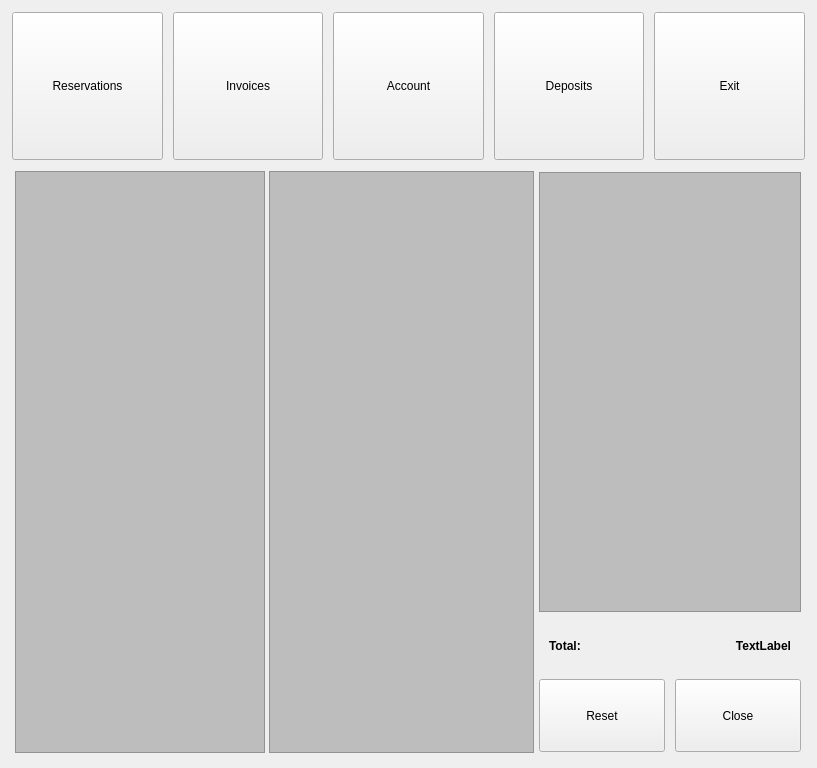
First picture: the form in penyamanager/user/memberdashboardwindow.ui, repository eguzki/penyamanager, before the edit.
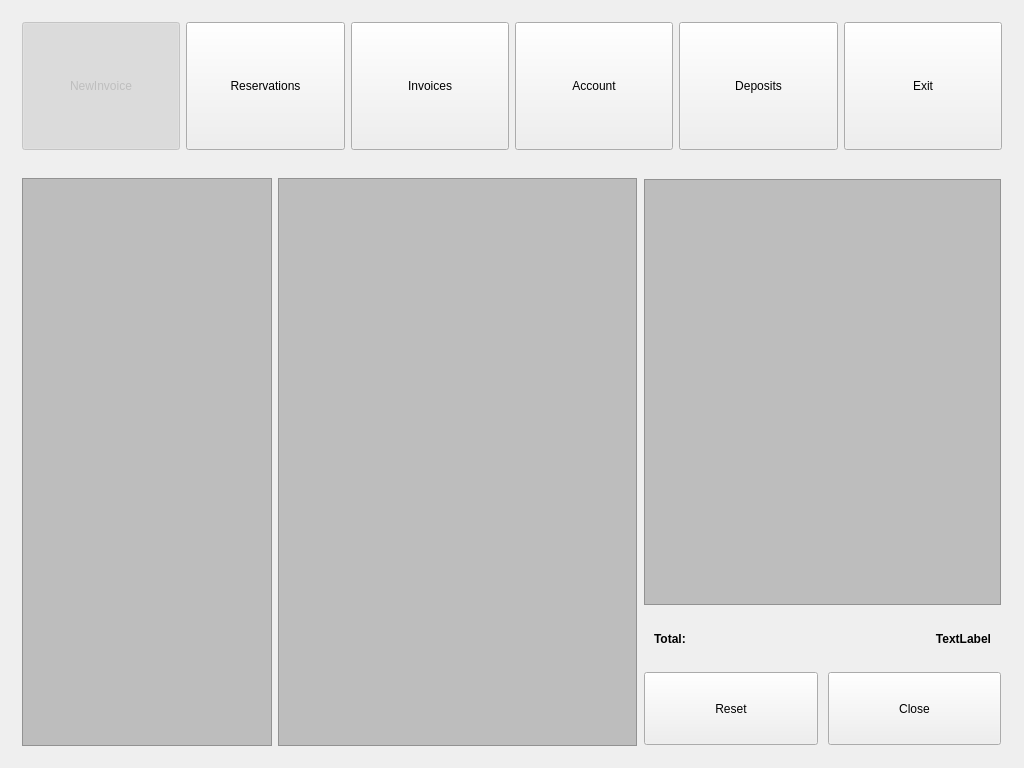
Second picture: the form after the edit.

Diff of the .ui file:
```diff
--- a/penyamanager/user/memberdashboardwindow.ui
+++ b/penyamanager/user/memberdashboardwindow.ui
@@ -6,7 +6,7 @@
    <rect>
     <x>0</x>
     <y>0</y>
-    <width>817</width>
+    <width>1024</width>
     <height>768</height>
    </rect>
   </property>
@@ -21,12 +21,7 @@
     background: rgb(158,158,158);
 }
 
-QHeaderView::section {
-	height: 30px;
-    background: rgb(198, 40, 40);
-	border-style: none;
-    /* ... */
-}
+
 
 
 QTableWidget{
@@ -91,22 +86,29 @@
        <height>150</height>
       </size>
      </property>
-     <layout class="QHBoxLayout" name="horizontalLayout_5">
-      <property name="spacing">
-       <number>10</number>
-      </property>
-      <property name="leftMargin">
-       <number>1</number>
-      </property>
-      <property name="topMargin">
-       <number>1</number>
-      </property>
-      <property name="rightMargin">
-       <number>1</number>
-      </property>
-      <property name="bottomMargin">
-       <number>1</number>
-      </property>
+     <layout class="QHBoxLayout" name="horizontalLayout">
+      <item>
+       <widget class="QPushButton" name="newinvoiceButton">
+        <property name="enabled">
+         <bool>false</bool>
+        </property>
+        <property name="sizePolicy">
+         <sizepolicy hsizetype="Minimum" vsizetype="Expanding">
+          <horstretch>0</horstretch>
+          <verstretch>0</verstretch>
+         </sizepolicy>
+        </property>
+        <property name="text">
+         <string>NewInvoice</string>
+        </property>
+        <property name="checkable">
+         <bool>true</bool>
+        </property>
+        <property name="checked">
+         <bool>true</bool>
+        </property>
+       </widget>
+      </item>
       <item>
        <widget class="QPushButton" name="tableReservationButton">
         <property name="sizePolicy">
@@ -205,21 +207,6 @@
    <item>
     <widget class="QWidget" name="mainWidget" native="true">
      <layout class="QHBoxLayout" name="verticalLayout_2">
-      <property name="spacing">
-       <number>4</number>
-      </property>
-      <property name="leftMargin">
-       <number>4</number>
-      </property>
-      <property name="topMargin">
-       <number>4</number>
-      </property>
-      <property name="rightMargin">
-       <number>4</number>
-      </property>
-      <property name="bottomMargin">
-       <number>4</number>
-      </property>
       <item>
        <widget class="QListWidget" name="familyListWidget">
         <property name="minimumSize">
@@ -299,7 +286,7 @@
         </property>
         <property name="maximumSize">
          <size>
-          <width>490</width>
+          <width>460</width>
           <height>16777215</height>
          </size>
         </property>
```
